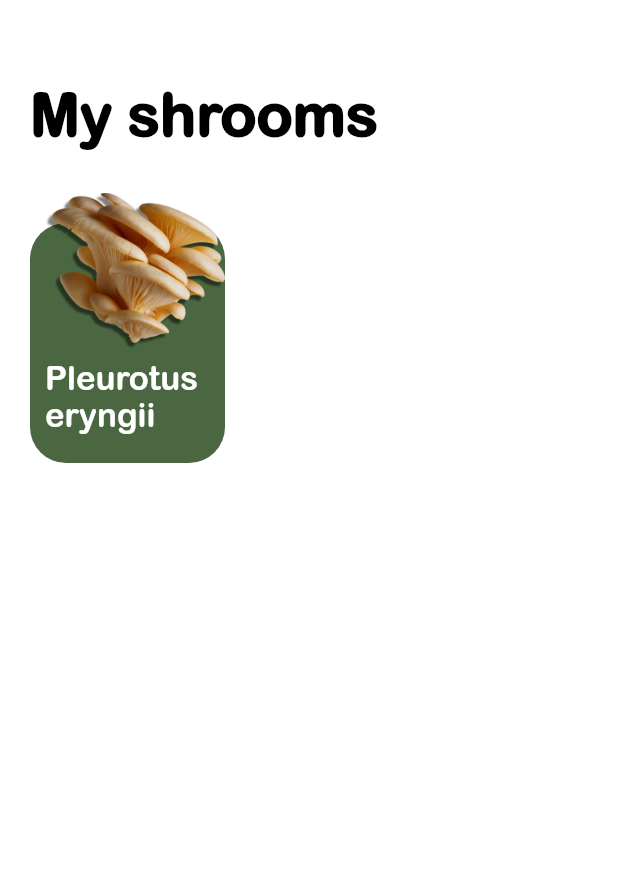
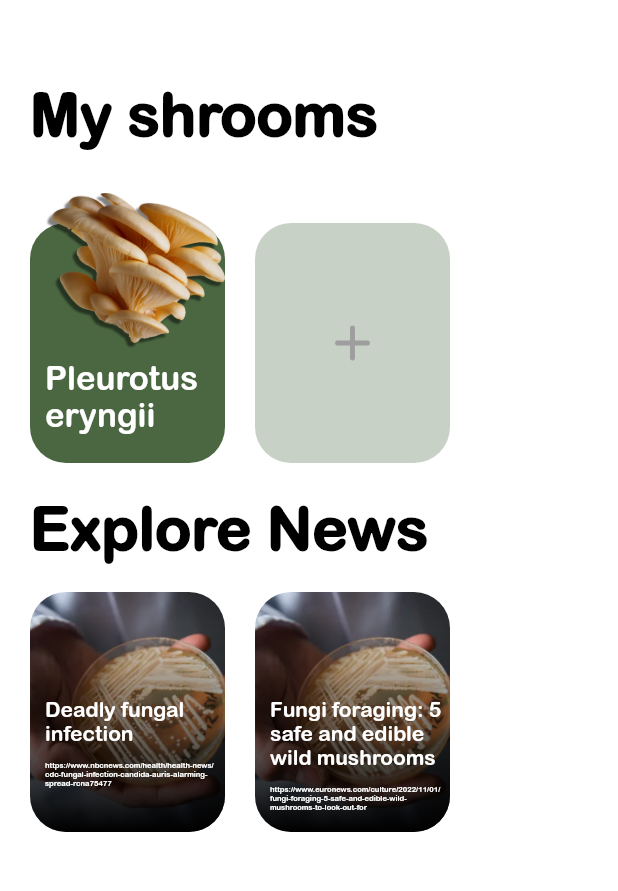
Before and after one commit to muxonn/grow_guard, a Flutter app: the screen it shows after launch, on a phone screen of 412 x 824 dp, the part 131-1022 px from its top. Run offline on Flutter 3.47's test engine with Material 2 defaults, Android fonts, the phone set to English and light mode, and no system bars.

Commit message:
Add blocks that show news and: Add new image - news Extract main page header to separate file Add block that is unactive and contains plus icon inside

```diff
--- a/lib/home_page.dart
+++ b/lib/home_page.dart
@@ -1,5 +1,8 @@
 import 'package:flutter/material.dart';
+import 'package:grow_guard/utils/news_block.dart';
 import 'package:grow_guard/utils/plant_block.dart';
+import 'package:grow_guard/utils/unactive_plant_block.dart';
+import 'ui/main_header.dart';
 import 'utils/colors.dart';
 
 class HomePage extends StatefulWidget {
@@ -47,20 +50,36 @@ class _HomePageState extends State<HomePage> {
         child: Column(
           crossAxisAlignment: CrossAxisAlignment.start,
           children: [
-            const Text(
-              "My shrooms",
-              style: TextStyle(
-                color: darkBlack,
-                fontSize: 40,
-                fontWeight: FontWeight.bold,
-              ),
-            ),
-            SizedBox(height: 50),
+            const MainHeader(text: "My shrooms"),
+            const SizedBox(height: 50),
             Row(
               children: [
                 PlantBlock(
-                    blockTitle: "Pleurotus eryngii ",
-                    blockImage: "pleurotus-eryngii.png"),
+                    title: "Pleurotus eryngii ",
+                    image: "pleurotus-eryngii.png"),
+                SizedBox(width: 20),
+                UnactivePlantBlock(),
+              ],
+            ),
+            const SizedBox(height: 20),
+            const MainHeader(text: "Explore News"),
+            const SizedBox(height: 20),
+            Row(
+              children: [
+                const NewsBlock(
+                  title: "Deadly fungal infection",
+                  image: "https://picsum.photos/250?image=9",
+                  hyperlink:
+                      "https://www.nbcnews.com/health/health-news/cdc-fungal-infection-candida-auris-alarming-spread-rcna75477",
+                ),
+                const SizedBox(width: 20),
+                NewsBlock(
+                  title: "Fungi foraging: 5 safe and edible wild mushrooms",
+                  image:
+                      "https://static.euronews.com/articles/stories/07/16/53/52/828x466_cmsv2_68c503ac-4dde-5a7d-9c3a-1d3425602c64-7165352.jpg",
+                  hyperlink:
+                      "https://www.euronews.com/culture/2022/11/01/fungi-foraging-5-safe-and-edible-wild-mushrooms-to-look-out-for",
+                ),
               ],
             ),
           ],
--- /dev/null
+++ b/lib/ui/main_header.dart
@@ -0,0 +1,19 @@
+import 'package:flutter/material.dart';
+import 'package:grow_guard/utils/colors.dart';
+
+class MainHeader extends StatelessWidget {
+  final String text;
+  const MainHeader({super.key, required this.text});
+
+  @override
+  Widget build(BuildContext context) {
+    return Text(
+      text,
+      style: const TextStyle(
+        color: darkBlack,
+        fontSize: 40,
+        fontWeight: FontWeight.bold,
+      ),
+    );
+  }
+}
--- /dev/null
+++ b/lib/utils/news_block.dart
@@ -0,0 +1,72 @@
+import 'package:flutter/material.dart';
+import 'colors.dart';
+
+class NewsBlock extends StatelessWidget {
+  final String title;
+  final String image;
+  final String hyperlink;
+  const NewsBlock({
+    super.key,
+    required this.title,
+    required this.image,
+    required this.hyperlink,
+  });
+
+  @override
+  Widget build(BuildContext context) {
+    return ClipRRect(
+      borderRadius: BorderRadius.all(Radius.circular(24)),
+      child: Stack(
+        alignment: Alignment.bottomCenter,
+        children: [
+          Container(
+            decoration: const BoxDecoration(
+              image: DecorationImage(
+                image: AssetImage("assets/images/news-infection.png"),
+                fit: BoxFit.cover,
+              ),
+            ),
+            width: 130,
+            height: 160,
+          ),
+          Container(
+            decoration: const BoxDecoration(
+              gradient: LinearGradient(
+                begin: Alignment.topCenter,
+                end: Alignment.bottomCenter,
+                colors: [
+                  Colors.transparent,
+                  Colors.black,
+                ],
+              ),
+            ),
+            width: 130,
+            height: 140,
+            child: Container(
+              margin: const EdgeInsets.only(left: 10, top: 50),
+              child: Column(
+                children: [
+                  Text(
+                    title,
+                    style: TextStyle(
+                      fontSize: 14,
+                      color: Colors.white,
+                    ),
+                  ),
+                  SizedBox(height: 10),
+                  Text(
+                    hyperlink,
+                    style: TextStyle(
+                      fontSize: 5,
+                      color: Colors.white,
+                    ),
+                  ),
+                ],
+              ),
+            ),
+          ),
+        ],
+      ),
+    );
+  }
+}
--- a/lib/utils/plant_block.dart
+++ b/lib/utils/plant_block.dart
@@ -2,11 +2,10 @@ import 'package:flutter/material.dart';
 import 'package:grow_guard/utils/colors.dart';
 
 class PlantBlock extends StatelessWidget {
-  final String blockTitle;
-  final String blockImage;
+  final String title;
+  final String image;
 
-  const PlantBlock(
-      {super.key, required this.blockTitle, required this.blockImage});
+  const PlantBlock({super.key, required this.title, required this.image});
 
   @override
   Widget build(BuildContext context) {
@@ -14,7 +13,7 @@ class PlantBlock extends StatelessWidget {
       clipBehavior: Clip.none,
       children: [
         Container(
-          decoration: BoxDecoration(
+          decoration: const BoxDecoration(
             borderRadius: BorderRadius.all(Radius.circular(24)),
             color: forestGreen,
           ),
@@ -25,7 +24,7 @@ class PlantBlock extends StatelessWidget {
             child: Container(
               margin: const EdgeInsets.only(left: 10, bottom: 20),
               child: Text(
-                blockTitle,
+                title,
                 style: TextStyle(
                   fontSize: 22,
                   color: Colors.white,
@@ -38,7 +37,7 @@ class PlantBlock extends StatelessWidget {
           top: -20,
           left: 10,
           child: Image.asset(
-            "assets/images/" + blockImage,
+            "assets/images/" + image,
             width: 120,
           ),
         ),
--- /dev/null
+++ b/lib/utils/unactive_plant_block.dart
@@ -0,0 +1,25 @@
+import 'package:flutter/material.dart';
+import 'package:grow_guard/utils/colors.dart';
+
+class UnactivePlantBlock extends StatelessWidget {
+  const UnactivePlantBlock({super.key});
+
+  @override
+  Widget build(BuildContext context) {
+    return Container(
+      decoration: BoxDecoration(
+        borderRadius: const BorderRadius.all(Radius.circular(24)),
+        color: forestGreen.withOpacity(0.3),
+      ),
+      width: 130,
+      height: 160,
+      child: Center(
+        child: Icon(
+          Icons.add_rounded,
+          color: Colors.grey,
+          size: 40,
+        ),
+      ),
+    );
+  }
+}
--- a/pubspec.yaml
+++ b/pubspec.yaml
@@ -59,6 +59,7 @@ flutter:
     - assets/images/logo.png
     - assets/images/logo-simple.png
     - assets/images/pleurotus-eryngii.png
+    - assets/images/news-infection.png
 
   fonts:
     - family: Arial Rounded
```
Also changed, not shown: assets/images/news-infection.png (added).
